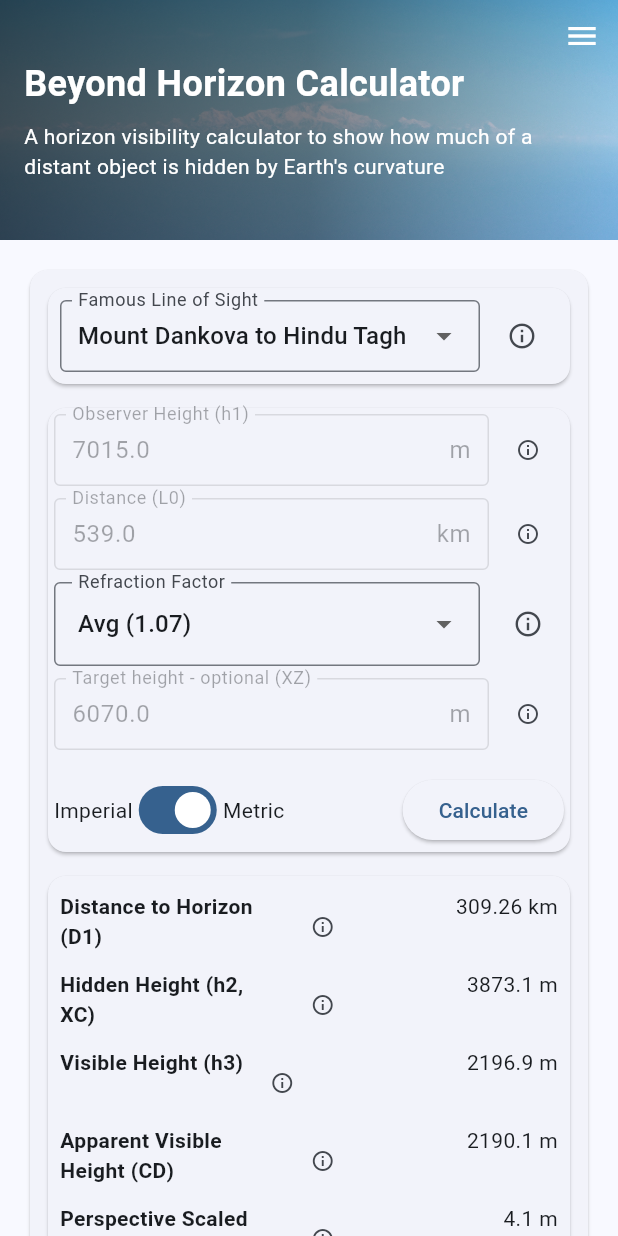
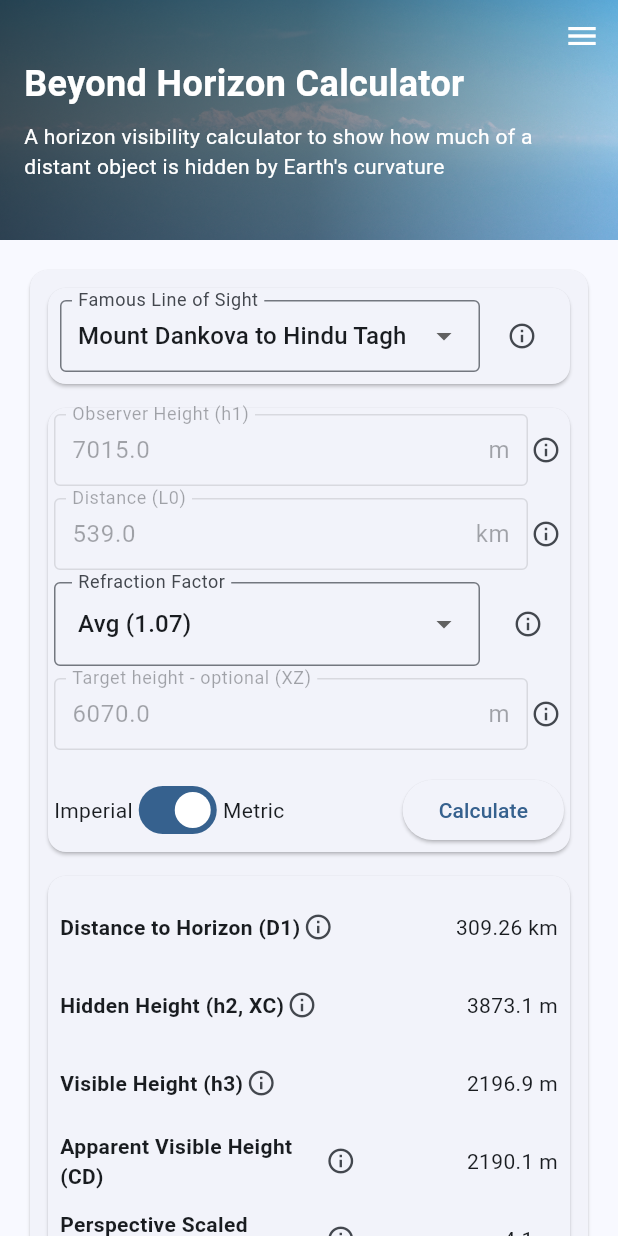
Before and after one commit to zartyblartfast/beyondHorizonCalc, a Flutter app: the screen it shows after launch, on a phone screen of 412 x 824 dp. Run offline on Flutter 3.47's test engine with Material 3 defaults, Android fonts, the phone set to English and light mode, and no system bars; our stand-ins replace flutter_html, flutter_svg; missing offline and left inert: dart:html; project files that could hold a hidden picture were left out.

Commit message:
Fix info icon alignment and size consistency across input fields and results

```diff
--- a/lib/widgets/calculator/input_fields.dart
+++ b/lib/widgets/calculator/input_fields.dart
@@ -163,7 +163,7 @@
         final isMobile = constraints.maxWidth < 600;
 
         return Row(
-          crossAxisAlignment: CrossAxisAlignment.start,
+          crossAxisAlignment: CrossAxisAlignment.center,
           children: [
             Expanded(
               child: TextFormField(
@@ -185,11 +185,14 @@
                 onFieldSubmitted: (_) => onCalculate(),
               ),
             ),
-            Padding(
-              padding: EdgeInsets.only(left: isMobile ? 2.0 : 4.0),
-              child: InfoIcon(
-                infoKey: infoKey,
-                size: isMobile ? 16 : 20,
+            SizedBox(
+              width: 24,
+              height: isMobile ? 40 : 48,
+              child: Center(
+                child: InfoIcon(
+                  infoKey: infoKey,
+                  size: 20,
+                ),
               ),
             ),
           ],
--- a/lib/widgets/calculator/results_display.dart
+++ b/lib/widgets/calculator/results_display.dart
@@ -57,12 +57,12 @@
           padding: EdgeInsets.symmetric(vertical: isMobile ? 2.0 : 4.0),
           child: Row(
             mainAxisAlignment: MainAxisAlignment.spaceBetween,
-            crossAxisAlignment: CrossAxisAlignment.start,
+            crossAxisAlignment: CrossAxisAlignment.center,
             children: [
               Expanded(
                 flex: 3,
                 child: Row(
-                  crossAxisAlignment: CrossAxisAlignment.start,
+                  crossAxisAlignment: CrossAxisAlignment.center,
                   children: [
                     Flexible(
                       child: Text(
@@ -70,11 +70,13 @@
                         style: const TextStyle(fontWeight: FontWeight.bold),
                       ),
                     ),
-                    Padding(
-                      padding: EdgeInsets.only(left: isMobile ? 2.0 : 4.0),
-                      child: InfoIcon(
-                        infoKey: infoKey,
-                        size: isMobile ? 16 : 20,
+                    SizedBox(
+                      width: 24,
+                      child: Center(
+                        child: InfoIcon(
+                          infoKey: infoKey,
+                          size: 20,
+                        ),
                       ),
                     ),
                   ],
```
